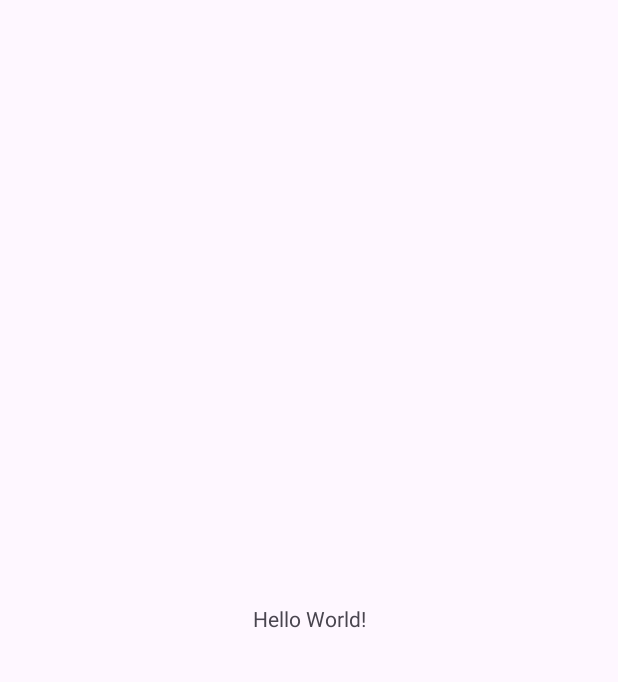
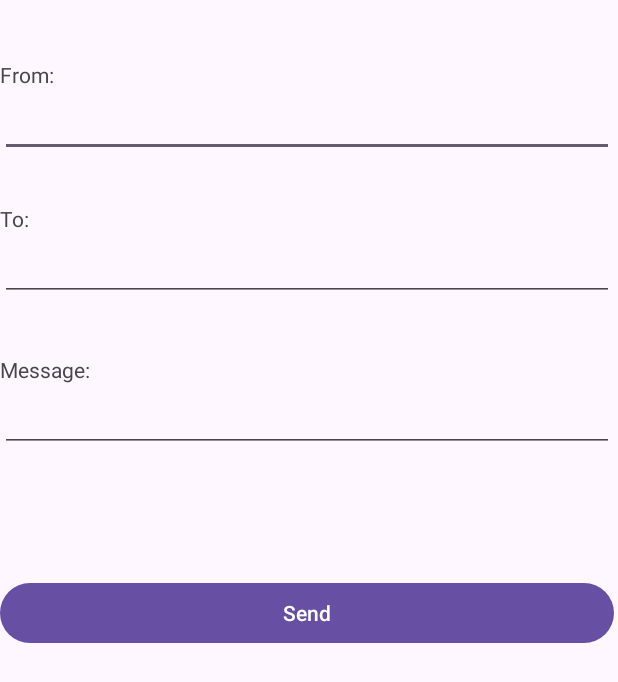
Before and after one commit to jorgefdc97/LAM_send_email, an Android app: the screen it shows after launch (MainActivity), on a phone screen of 412 x 824 dp. Before the commit the part shown is almost empty. Shown: the top 682 px of the screen. Run offline under Robolectric (Android 15) with nearby library versions, the phone set to English and light mode, and no system bars.

Commit message:
Data ready to send to second activity

```diff
--- a/app/src/main/AndroidManifest.xml
+++ b/app/src/main/AndroidManifest.xml
@@ -13,6 +13,15 @@
         android:theme="@style/Theme.LAM_send_email"
         tools:targetApi="31">
         <activity
+            android:name=".MainActivity2"
+            android:exported="true">
+            <intent-filter>
+                <action android:name="android.intent.action.MAIN" />
+
+                <category android:name="android.intent.category.LAUNCHER" />
+            </intent-filter>
+        </activity>
+        <activity
             android:name=".MainActivity"
             android:exported="true">
             <intent-filter>
--- a/app/src/main/java/com/example/lam_send_email/MainActivity.java
+++ b/app/src/main/java/com/example/lam_send_email/MainActivity.java
@@ -2,13 +2,31 @@ package com.example.lam_send_email;
 
 import androidx.appcompat.app.AppCompatActivity;
 
+import android.content.Intent;
 import android.os.Bundle;
+import android.view.View;
+
+import com.google.android.material.textfield.TextInputEditText;
 
 public class MainActivity extends AppCompatActivity {
+
+    public static String MESSAGE = "";
 
     @Override
     protected void onCreate(Bundle savedInstanceState) {
         super.onCreate(savedInstanceState);
         setContentView(R.layout.activity_main);
     }
+
+    public void onClick(View view){
+        Intent intent = new Intent(this, MainActivity2.class);
+        TextInputEditText fromInput = findViewById(R.id.fromInput);
+        TextInputEditText toInput = findViewById(R.id.toInput);
+        TextInputEditText messageInput = findViewById(R.id.messageInput);
+
+        MESSAGE = R.string.from + " " + fromInput + "\n" + R.string.to + " " + toInput + "\n" +
+                R.string.message + " " + messageInput;
+
+        startActivity(intent);
+    }
 }
--- /dev/null
+++ b/app/src/main/java/com/example/lam_send_email/MainActivity2.java
@@ -0,0 +1,14 @@
+package com.example.lam_send_email;
+
+import androidx.appcompat.app.AppCompatActivity;
+
+import android.os.Bundle;
+
+public class MainActivity2 extends AppCompatActivity {
+
+    @Override
+    protected void onCreate(Bundle savedInstanceState) {
+        super.onCreate(savedInstanceState);
+        setContentView(R.layout.activity_main2);
+    }
+}
--- a/app/src/main/res/layout/activity_main.xml
+++ b/app/src/main/res/layout/activity_main.xml
@@ -6,13 +6,79 @@
     android:layout_height="match_parent"
     tools:context=".MainActivity">
 
-    <TextView
-        android:layout_width="wrap_content"
-        android:layout_height="wrap_content"
-        android:text="Hello World!"
-        app:layout_constraintBottom_toBottomOf="parent"
-        app:layout_constraintEnd_toEndOf="parent"
-        app:layout_constraintStart_toStartOf="parent"
-        app:layout_constraintTop_toTopOf="parent" />
+    <LinearLayout
+        android:layout_width="409dp"
+        android:layout_height="729dp"
+        android:orientation="vertical"
+        tools:layout_editor_absoluteX="1dp"
+        tools:layout_editor_absoluteY="1dp">
 
+        <Space
+            android:layout_width="match_parent"
+            android:layout_height="40dp" />
+
+        <TextView
+            android:id="@+id/textView4"
+            android:layout_width="match_parent"
+            android:layout_height="wrap_content"
+            android:text="@string/from" />
+
+        <Space
+            android:layout_width="match_parent"
+            android:layout_height="wrap_content" />
+
+        <com.google.android.material.textfield.TextInputEditText
+            android:id="@+id/fromInput"
+            android:layout_width="match_parent"
+            android:layout_height="wrap_content" />
+
+        <Space
+            android:layout_width="match_parent"
+            android:layout_height="31dp" />
+
+        <TextView
+            android:id="@+id/textView5"
+            android:layout_width="match_parent"
+            android:layout_height="wrap_content"
+            android:text="@string/to" />
+
+        <Space
+            android:layout_width="match_parent"
+            android:layout_height="wrap_content" />
+
+        <com.google.android.material.textfield.TextInputEditText
+            android:id="@+id/toInput"
+            android:layout_width="match_parent"
+            android:layout_height="wrap_content" />
+
+        <Space
+            android:layout_width="match_parent"
+            android:layout_height="36dp" />
+
+        <TextView
+            android:id="@+id/textView6"
+            android:layout_width="match_parent"
+            android:layout_height="wrap_content"
+            android:text="@string/message" />
+
+        <Space
+            android:layout_width="match_parent"
+            android:layout_height="wrap_content" />
+
+        <com.google.android.material.textfield.TextInputEditText
+            android:id="@+id/messageInput"
+            android:layout_width="match_parent"
+            android:layout_height="wrap_content" />
+
+        <Space
+            android:layout_width="match_parent"
+            android:layout_height="83dp" />
+
+        <Button
+            android:id="@+id/sendButton"
+            android:layout_width="match_parent"
+            android:layout_height="wrap_content"
+            android:onClick="onClick"
+            android:text="@string/send" />
+    </LinearLayout>
 </androidx.constraintlayout.widget.ConstraintLayout>
--- /dev/null
+++ b/app/src/main/res/layout/activity_main2.xml
@@ -0,0 +1,9 @@
+<?xml version="1.0" encoding="utf-8"?>
+<androidx.constraintlayout.widget.ConstraintLayout xmlns:android="http://schemas.android.com/apk/res/android"
+    xmlns:app="http://schemas.android.com/apk/res-auto"
+    xmlns:tools="http://schemas.android.com/tools"
+    android:layout_width="match_parent"
+    android:layout_height="match_parent"
+    tools:context=".MainActivity2">
+
+</androidx.constraintlayout.widget.ConstraintLayout>
--- a/app/src/main/res/values/strings.xml
+++ b/app/src/main/res/values/strings.xml
@@ -1,3 +1,7 @@
 <resources>
     <string name="app_name">LAM_send_email</string>
+    <string name="from">From:</string>
+    <string name="to">To:</string>
+    <string name="message">Message:</string>
+    <string name="send">Send</string>
 </resources>
```
